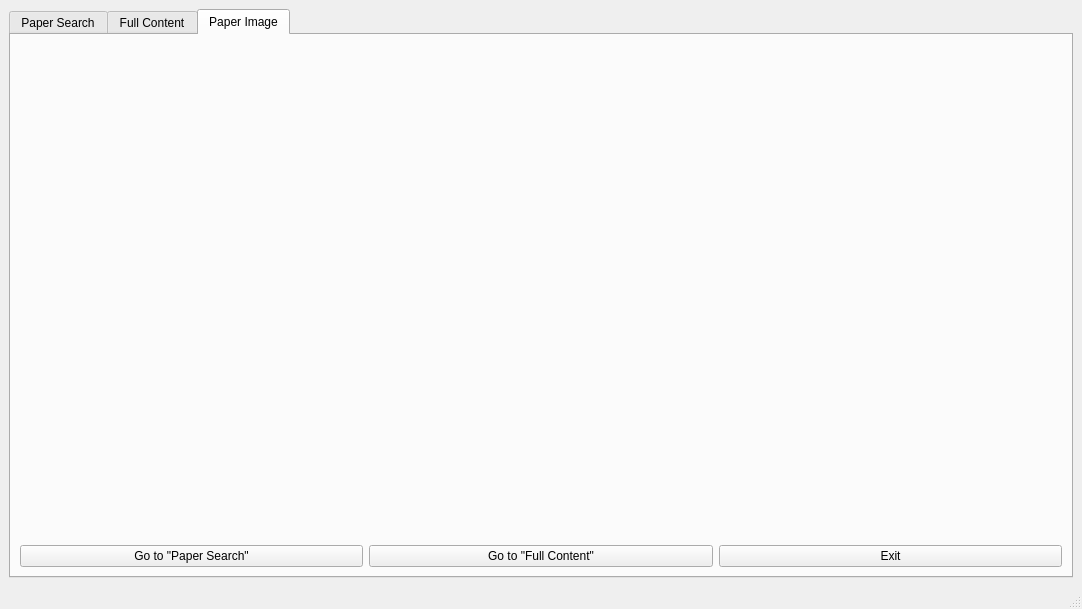
Before: the Qt Designer form PySQLite_HW.ui in Yvette0828/PaperSearch, drawn with Qt 5.
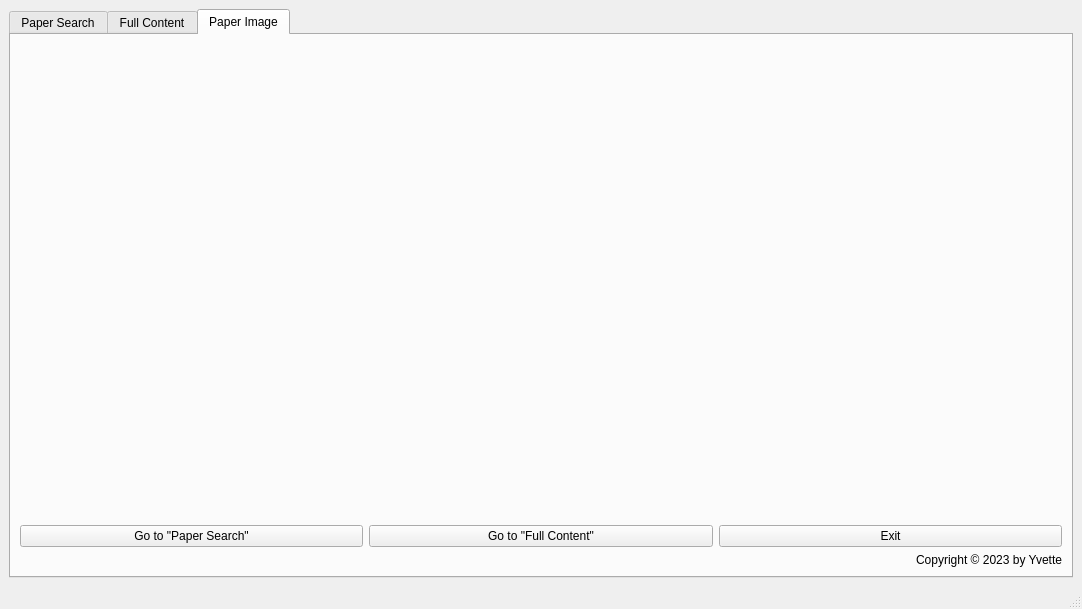
After: the same form once the commit is applied. The open tabs and pages were chosen to show the change. Icons and pictures are not drawn.

```diff
--- a/PySQLite_HW.ui
+++ b/PySQLite_HW.ui
@@ -456,6 +456,8 @@
        </attribute>
        <layout class="QHBoxLayout" name="horizontalLayout_13">
         <item>
+         <layout class="QVBoxLayout" name="verticalLayout_15">
+          <item>
          <layout class="QVBoxLayout" name="verticalLayout_11" stretch="5,1">
           <item>
            <widget class="QLabel" name="label_image">
@@ -491,6 +493,24 @@
              </widget>
             </item>
            </layout>
+            </item>
+           </layout>
+          </item>
+          <item>
+           <widget class="QLabel" name="label_12">
+            <property name="layoutDirection">
+             <enum>Qt::LeftToRight</enum>
+            </property>
+            <property name="styleSheet">
+             <string notr="true">font: 12pt &quot;Andale Mono&quot;;</string>
+            </property>
+            <property name="text">
+             <string>Copyright © 2023 by Yvette</string>
+            </property>
+            <property name="alignment">
+             <set>Qt::AlignRight|Qt::AlignTrailing|Qt::AlignVCenter</set>
+            </property>
+           </widget>
           </item>
          </layout>
         </item>
```
Left out of the diff: 2 changed lines with no effect on the pictures. Lines whose indentation alone changed are shown as unchanged.
